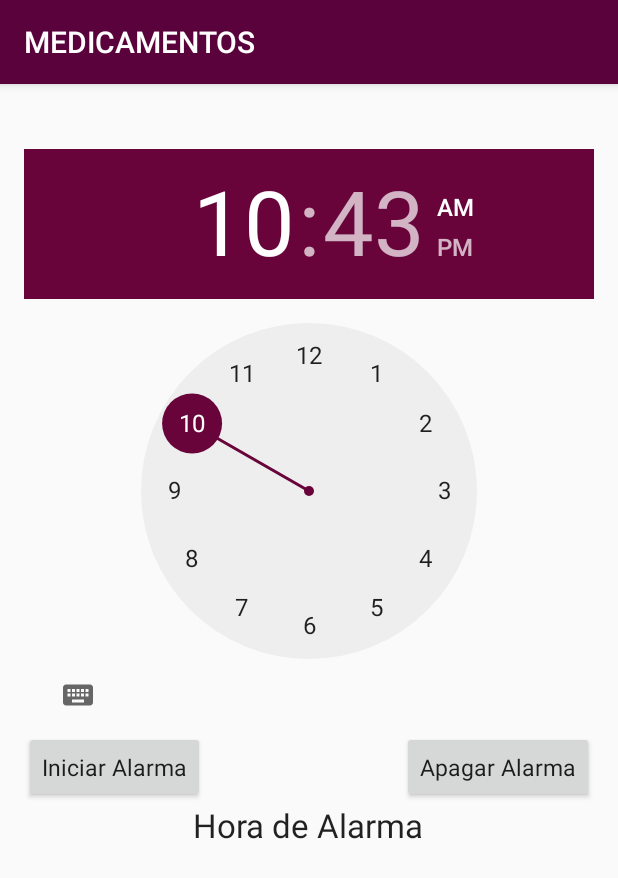
After one commit to sianna93/Medicamentos, an Android app: the Alarma screen opened directly, with no data from a screen before it, on a phone screen of 412 x 824 dp. The commit adds this screen. Shown: the top 878 px of the screen. Run offline under Robolectric (Android 15) with nearby library versions, the phone set to English and light mode, and no system bars.

Commit message:
Alarma, parte inicial

```diff
--- /dev/null
+++ b/AMI/app/src/main/java/com/example/janinacosta/ami/Alarma.java
@@ -0,0 +1,102 @@
+package com.example.janinacosta.ami;
+
+import android.annotation.TargetApi;
+import android.app.AlarmManager;
+import android.app.PendingIntent;
+import android.content.Context;
+import android.content.Intent;
+import android.os.Build;
+import android.support.v7.app.AppCompatActivity;
+import android.os.Bundle;
+import android.view.View;
+import android.widget.Button;
+import android.widget.TextView;
+import android.widget.TimePicker;
+
+import java.util.Calendar;
+
+public class Alarma extends AppCompatActivity {
+    AlarmManager alarmManager;
+    private TimePicker alarmTimePicker;
+    private TextView updateText;
+    Context context;
+    PendingIntent pending_intent;
+
+    @Override
+    protected void onCreate(Bundle savedInstanceState) {
+        super.onCreate(savedInstanceState);
+        setContentView(R.layout.activity_alarma);
+
+        this.context=this;
+
+        alarmManager=(AlarmManager) getSystemService(ALARM_SERVICE);
+        alarmTimePicker=(TimePicker) findViewById(R.id.timePicker);
+        updateText = (TextView) findViewById(R.id.update_text);
+
+        final Calendar calendar = Calendar.getInstance();
+
+        final Intent my_intent = new Intent(this.context, Alarm_Receiver.class);
+
+        Button alarm_on = (Button) findViewById(R.id.alarm_on);
+        alarm_on.setOnClickListener(new View.OnClickListener() {
+            @TargetApi(Build.VERSION_CODES.LOLLIPOP)
+            @Override
+            public void onClick(View v) {
+
+                calendar.set(Calendar.HOUR_OF_DAY, alarmTimePicker.getCurrentHour());
+                calendar.set(Calendar.MINUTE, alarmTimePicker.getCurrentMinute());
+
+                int hour = alarmTimePicker.getCurrentHour();
+                int minute = alarmTimePicker.getCurrentMinute();
+
+                //convert int to string
+                String hour_string = String.valueOf(hour);
+                String minute_string = String.valueOf(minute);
+
+                if (hour > 12) {
+                    hour_string = String.valueOf(hour - 12);
+                }
+
+                if (minute < 10) {
+                    minute_string = "0" + String.valueOf(minute);
+                }
+
+                set_alarm_text("Alarma programada: " + hour_string + ":" + minute_string);
+
+                //
+                my_intent.putExtra("extra", "alarm on");
+
+
+                //create a pending intent
+                pending_intent = PendingIntent.getBroadcast(Alarma.this, 0,
+                        my_intent, PendingIntent.FLAG_UPDATE_CURRENT);
+
+                //set the alarm manager
+                alarmManager.set(AlarmManager.RTC_WAKEUP, calendar.getTimeInMillis(), pending_intent);
+            }
+        });
+
+        Button alarm_off = (Button) findViewById(R.id.alarm_off);
+        alarm_off.setOnClickListener(new View.OnClickListener() {
+
+            @Override
+            public void onClick(View v) {
+                set_alarm_text("Alarm off!");
+
+                alarmManager.cancel(pending_intent);
+
+                // put extra string into my intent
+                //tells the clock
+                my_intent.putExtra("extra", "alarm off");
+
+
+                // stop the ringtone
+                sendBroadcast(my_intent);
+            }
+        });
+    }
+
+    private void set_alarm_text(String output) {
+        updateText.setText(output);
+    }
+}
--- a/AMI/app/src/main/java/com/example/janinacosta/ami/MenuAdapter.java
+++ b/AMI/app/src/main/java/com/example/janinacosta/ami/MenuAdapter.java
@@ -44,11 +44,12 @@ public class MenuAdapter extends RecyclerView.Adapter<MenuAdapter.MenuViewHolder
                         /*case 0:
                             intent = new Intent (v.getContext(),ActividadMedicamentosDia.class ); //modificar cuando estén creadas las actividades
                             v.getContext().startActivity(intent);
-                            break;
+                            break;*/
                         case 1:
                             intent = new Intent (v.getContext(),ActividadListaMisMedicamentos.class );
                             v.getContext().startActivity(intent);
                             break;
+                        /*
                         case 2:
                             intent = new Intent (v.getContext(),ActividadHistorial.class );
                             v.getContext().startActivity(intent);
--- /dev/null
+++ b/AMI/app/src/main/res/layout/activity_alarma.xml
@@ -0,0 +1,46 @@
+<?xml version="1.0" encoding="utf-8"?>
+<RelativeLayout xmlns:android="http://schemas.android.com/apk/res/android"
+    xmlns:tools="http://schemas.android.com/tools" android:layout_width="match_parent"
+    android:layout_height="match_parent" android:paddingLeft="@dimen/activity_horizontal_margin"
+    android:paddingRight="@dimen/activity_horizontal_margin"
+    android:paddingTop="@dimen/activity_vertical_margin"
+    android:paddingBottom="@dimen/activity_vertical_margin"
+    tools:context="com.example.janinacosta.ami.Alarma">
+
+    <TimePicker
+        android:layout_width="wrap_content"
+        android:layout_height="wrap_content"
+        android:id="@+id/timePicker"
+        android:layout_alignParentTop="true"
+        android:layout_alignParentStart="true"
+        android:layout_marginTop="27dp" />
+
+    <Button
+        android:layout_width="wrap_content"
+        android:layout_height="wrap_content"
+        android:textAppearance="?android:attr/textAppearanceLarge"
+        android:text="Iniciar Alarma"
+        android:id="@+id/alarm_on"
+        android:layout_below="@+id/timePicker"
+        android:layout_alignParentStart="true"
+        android:textSize="15dp" />
+
+    <Button
+        android:layout_width="wrap_content"
+        android:layout_height="wrap_content"
+        android:textAppearance="?android:attr/textAppearanceLarge"
+        android:text="Apagar Alarma"
+        android:id="@+id/alarm_off"
+        android:layout_below="@+id/timePicker"
+        android:layout_alignEnd="@+id/timePicker"
+        android:textSize="15dp" />
+
+    <TextView
+        android:layout_width="wrap_content"
+        android:layout_height="wrap_content"
+        android:textAppearance="?android:attr/textAppearanceLarge"
+        android:text="Hora de Alarma"
+        android:id="@+id/update_text"
+        android:layout_below="@+id/alarm_on"
+        android:layout_centerHorizontal="true" />
+</RelativeLayout>
--- /dev/null
+++ b/AMI/app/src/main/res/values-v21/styles.xml
@@ -0,0 +1,8 @@
+<resources>>
+    <style name="AppTheme.NoActionBar">
+        <item name="windowActionBar">false</item>
+        <item name="windowNoTitle">true</item>
+        <item name="android:windowDrawsSystemBarBackgrounds">true</item>
+        <item name="android:statusBarColor">@android:color/transparent</item>
+    </style>
+</resources>
--- a/AMI/app/src/main/res/values/dimens.xml
+++ b/AMI/app/src/main/res/values/dimens.xml
@@ -2,4 +2,5 @@
     <!-- Default screen margins, per the Android Design guidelines. -->
     <dimen name="activity_horizontal_margin">16dp</dimen>
     <dimen name="activity_vertical_margin">16dp</dimen>
+    <dimen name="fab_margin">16dp</dimen>
 </resources>
--- a/AMI/app/src/main/res/values/strings.xml
+++ b/AMI/app/src/main/res/values/strings.xml
@@ -18,4 +18,8 @@
         <item>Historial</item>
         <item>Cerrar Sesión</item>
     </string-array>
+    <string name="title_activity_actividad_lista_medicamentos">ActividadListaMedicamentos</string>
+    <string name="title_activity_actividad_prueba">ActividadPrueba</string>
+    <string name="title_activity_actividad_lista_mis_medicamentos">ActividadListaMisMedicamentos
+    </string>
 </resources>
--- a/AMI/app/src/main/res/values/styles.xml
+++ b/AMI/app/src/main/res/values/styles.xml
@@ -7,5 +7,11 @@
         <item name="colorPrimaryDark">@color/colorPrimaryDark</item>
         <item name="colorAccent">@color/colorAccent</item>
     </style>
+    <style name="AppTheme.NoActionBar">
+        <item name="windowActionBar">false</item>
+        <item name="windowNoTitle">true</item>
+    </style>
+    <style name="AppTheme.AppBarOverlay" parent="ThemeOverlay.AppCompat.Dark.ActionBar" />
+    <style name="AppTheme.PopupOverlay" parent="ThemeOverlay.AppCompat.Light" />
 
 </resources>
```
Also changed, not shown: AMI/app/src/main/AndroidManifest.xml (+15 -9 lines), AMI/app/src/main/java/com/example/janinacosta/ami/ActividadCrearMedicamento.java (added, +28 -0 lines), AMI/app/src/main/java/com/example/janinacosta/ami/ActividadListaMisMedicamentos.java (+33 -7 lines), AMI/app/src/main/java/com/example/janinacosta/ami/Alarm_Receiver.java (added, +35 -0 lines), AMI/app/src/main/java/com/example/janinacosta/ami/RingtonePlayingService.java (added, +123 -0 lines), AMI/app/src/main/res/layout/actividad_lista_mis_medicamentos.xml (deleted, +0 -55 lines), AMI/app/src/main/res/layout/activity_actividad_crear_medicamento.xml (added, +71 -0 lines), AMI/app/src/main/res/layout/activity_actividad_lista_mis_medicamentos.xml (added, +26 -0 lines), AMI/app/src/main/res/layout/content_actividad_lista_mis_medicamentos.xml (added, +57 -0 lines), AMI/app/src/main/res/drawable/ic_pastilla.png (added), 1 other file.
